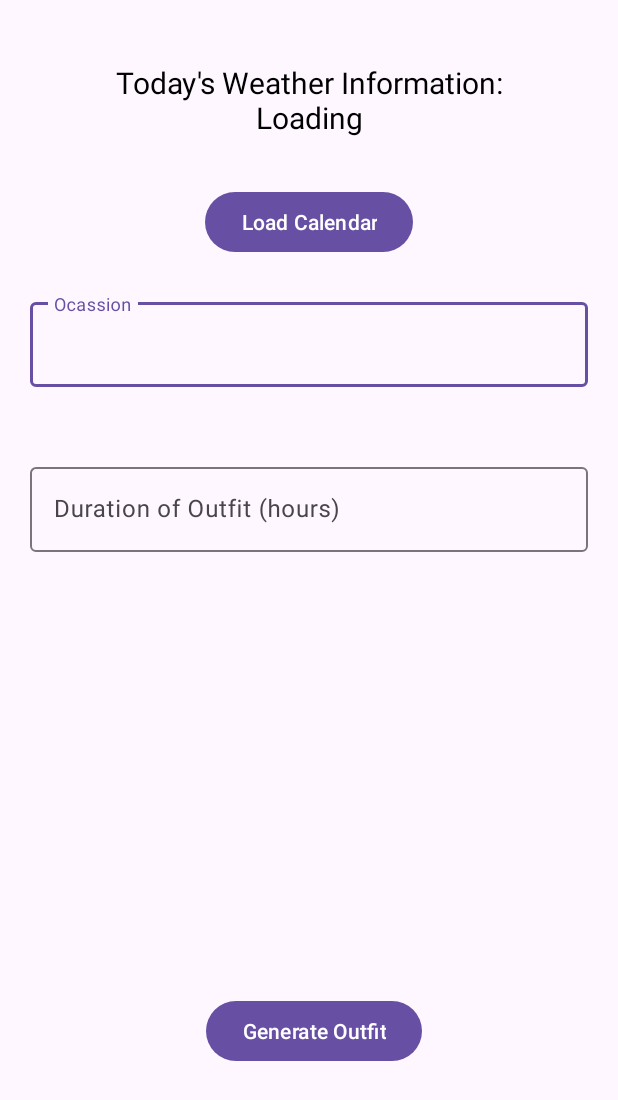
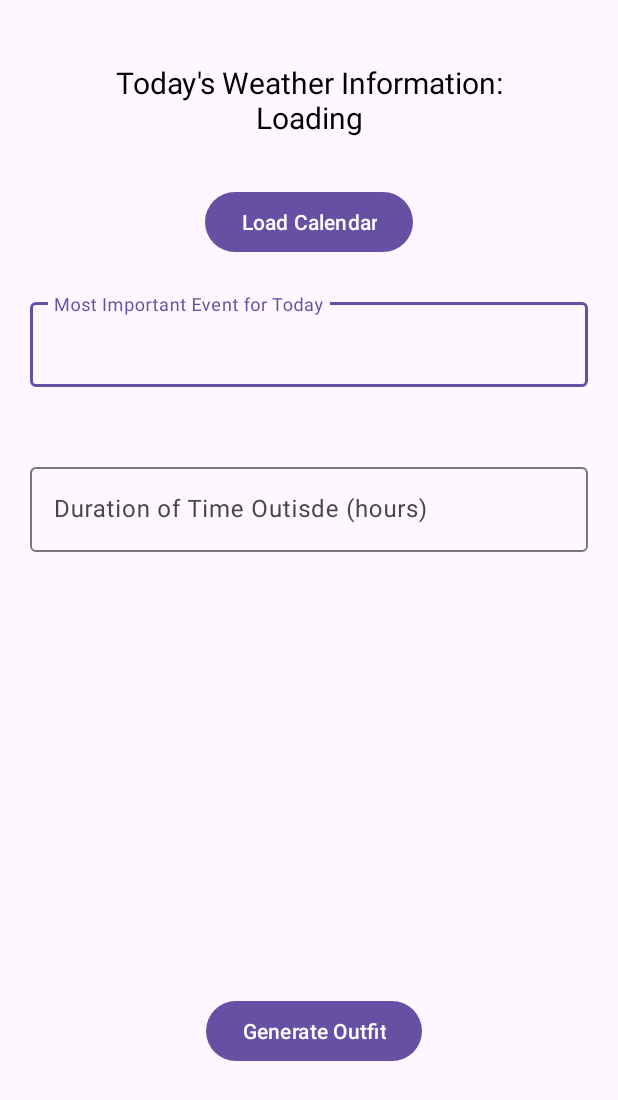
Before and after one commit to Akhil-Kokkula/OutfitOfTheDay, an Android app: the layout fragment_generate_outfit.xml on its own in the app's theme, with its tools: preview values and no code run, on a phone screen of 412 x 824 dp. Shown: the top 1100 px of the screen. Run offline under Robolectric (Android 15) with nearby library versions, the phone set to English and light mode, and no system bars.

Commit message:
Small update with text descriptions on GenerateOutfits Fragment

```diff
--- a/app/src/main/java/com/example/outfitoftheday/AddOutfitFragment.kt
+++ b/app/src/main/java/com/example/outfitoftheday/AddOutfitFragment.kt
@@ -25,7 +25,6 @@ import android.widget.ImageButton
 import com.google.firebase.auth.FirebaseAuth
 import com.google.firebase.database.FirebaseDatabase
 import java.util.Locale
-import com.google.firebase.storage.FirebaseStorage
 import java.util.UUID
 
 
--- a/app/src/main/java/com/example/outfitoftheday/GenerateOutfitFragment.kt
+++ b/app/src/main/java/com/example/outfitoftheday/GenerateOutfitFragment.kt
@@ -152,7 +152,7 @@ class GenerateOutfitFragment : Fragment() {
 
     private fun generateOutfitAction() {
         if (occasionInputText.text.toString() == "") {
-            Toast.makeText(context, "Please enter your occasion", Toast.LENGTH_SHORT).show()
+            Toast.makeText(context, "Please enter your preferred event for the day", Toast.LENGTH_SHORT).show()
         } else if (durationInputText.text.toString() == "" || durationInputText.text.toString().toInt() == 0) {
             Toast.makeText(context, "Please enter how long you will wear the outfit for in hours", Toast.LENGTH_SHORT).show()
         } else {
@@ -167,7 +167,7 @@ class GenerateOutfitFragment : Fragment() {
             aiTextStrBuilder.append("Weather Information:\n")
             aiTextStrBuilder.append(hourlyWeatherJSONString)
             aiTextStrBuilder.append("\n\n")
-            aiTextStrBuilder.append("Occasion:\n")
+            aiTextStrBuilder.append("The most important event of the user's day:\n")
             aiTextStrBuilder.append(occasionInputText.text.toString())
             aiTextStrBuilder.append("\n\n")
 
@@ -349,7 +349,7 @@ class GenerateOutfitFragment : Fragment() {
     }
 
     private fun sendAndReceiveMessageFromClaude(userMsg: String) : String {
-        val ANTHROPIC_API_KEY = "YOUR_ANTHROPIC_KEY"
+        val ANTHROPIC_API_KEY = ""
         val url = "https://api.anthropic.com/v1/messages"
         val headers = mapOf(
             "x-api-key" to ANTHROPIC_API_KEY,
--- a/app/src/main/res/layout/fragment_generate_outfit.xml
+++ b/app/src/main/res/layout/fragment_generate_outfit.xml
@@ -40,7 +40,7 @@
         android:layout_width="match_parent"
         android:layout_height="wrap_content"
         android:layout_marginTop="68dp"
-        android:hint="Ocassion"
+        android:hint="Most Important Event for Today"
         android:padding="20dp"
         app:layout_constraintEnd_toEndOf="parent"
         app:layout_constraintHorizontal_bias="0.0"
@@ -60,7 +60,7 @@
         android:layout_width="match_parent"
         android:layout_height="wrap_content"
         android:layout_marginTop="8dp"
-        android:hint="Duration of Outfit (hours)"
+        android:hint="Duration of Time Outisde (hours)"
         android:padding="20dp"
         app:layout_constraintEnd_toEndOf="parent"
         app:layout_constraintHorizontal_bias="0.0"
```
Also changed, not shown: 1 other file.
